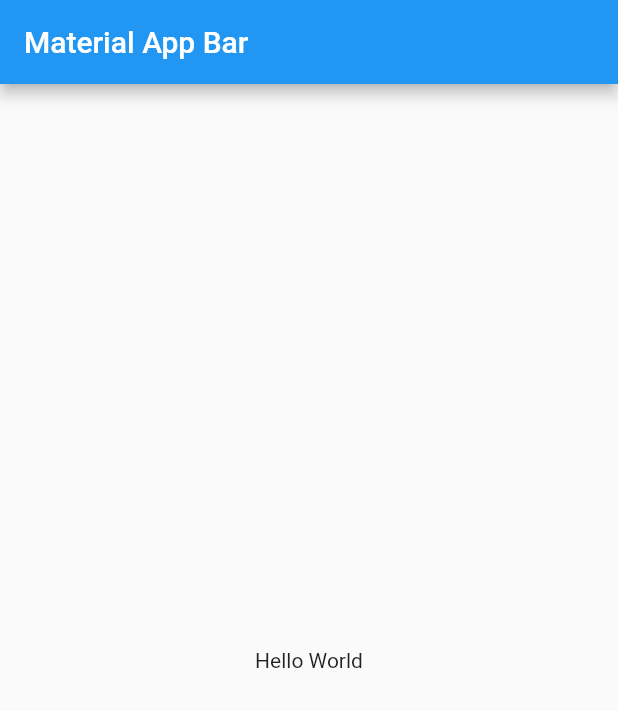
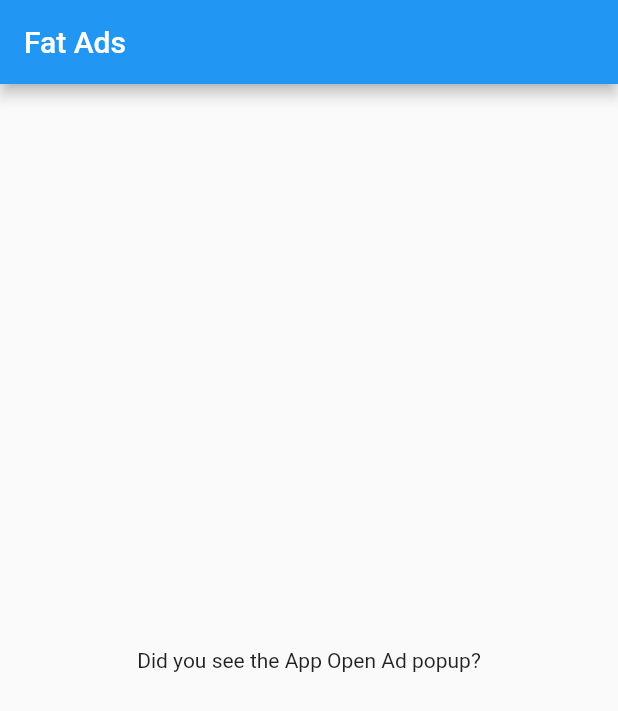
Before and after one commit to damphat/fat_ads, a Flutter app: the screen it shows after launch, on a phone screen of 412 x 824 dp. Shown: the top 711 px of the screen. Run offline on Flutter 3.47's test engine with Material 2 defaults, Android fonts, the phone set to English and light mode, and no system bars; our stand-ins replace google_mobile_ads; missing offline and left inert: json5; statements that could not run were skipped.

```diff
--- a/example/lib/main.dart
+++ b/example/lib/main.dart
@@ -5,7 +5,7 @@ void main() {
   runApp(
     FatOpenAdProvider(
       fatOpenAd: FatOpenAd(
-        timeout: const Duration(minutes: 2),
+        timeout: const Duration(seconds: 10),
       ),
       child: const MyApp(),
     ),
@@ -18,14 +18,13 @@ class MyApp extends StatelessWidget {
   @override
   Widget build(BuildContext context) {
     return MaterialApp(
-      title: 'Material App',
       home: Scaffold(
         appBar: AppBar(
-          title: const Text('Material App Bar'),
+          title: const Text('Fat Ads'),
         ),
         body: const FatOpenAdDebugger(
           child: Center(
-            child: Text('Hello World'),
+            child: Text('Did you see the App Open Ad popup?'),
           ),
         ),
       ),
```
